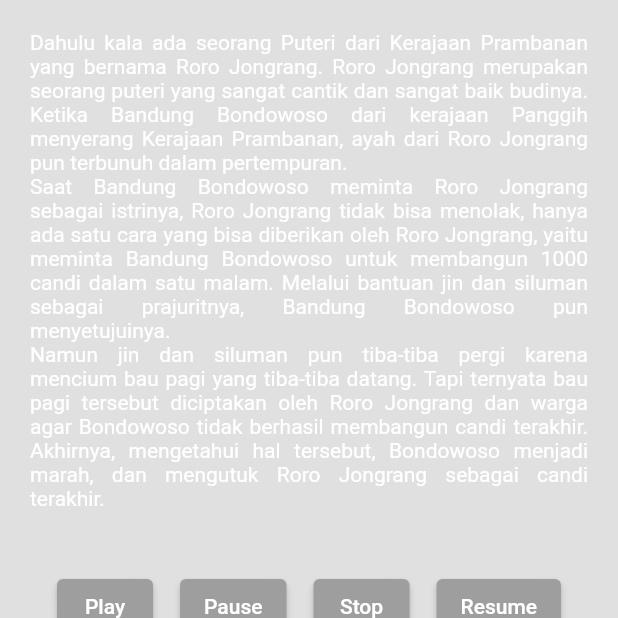
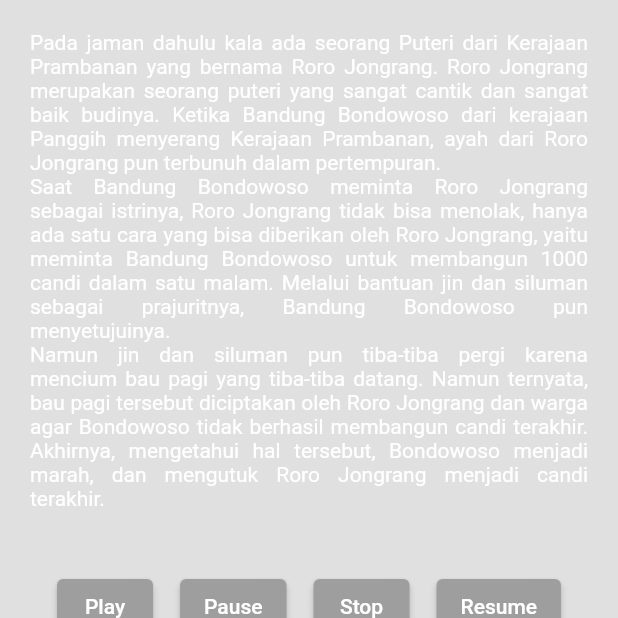
Before and after one commit to 112358Sean/Cerita_Rakyat, a Flutter app: the screen it shows after launch, after a tap on "Play", on a phone screen of 412 x 824 dp, the top half of it. Run offline on Flutter 3.47's test engine with Material 2 defaults, Android fonts, the phone set to English and light mode, and no system bars; our stand-ins replace audioplayers; network calls fail.

Commit message:
change audio

```diff
--- a/lib/main.dart
+++ b/lib/main.dart
@@ -49,7 +49,7 @@ class _MyAppState extends State<MyApp> {
               child: Column(
                 children: [
                   const Text(
-                    "   Dahulu kala ada seorang Puteri dari Kerajaan Prambanan yang bernama Roro Jongrang. Roro Jongrang merupakan seorang puteri yang sangat cantik dan sangat baik budinya. Ketika Bandung Bondowoso dari kerajaan Panggih menyerang Kerajaan Prambanan, ayah dari Roro Jongrang pun terbunuh dalam pertempuran.",
+                    "   Pada jaman dahulu kala ada seorang Puteri dari Kerajaan Prambanan yang bernama Roro Jongrang. Roro Jongrang merupakan seorang puteri yang sangat cantik dan sangat baik budinya. Ketika Bandung Bondowoso dari kerajaan Panggih menyerang Kerajaan Prambanan, ayah dari Roro Jongrang pun terbunuh dalam pertempuran.",
                     style: TextStyle(color: Colors.white),
                     textAlign: TextAlign.justify,
                   ),
@@ -59,7 +59,7 @@ class _MyAppState extends State<MyApp> {
                     textAlign: TextAlign.justify,
                   ),
                   const Text(
-                    "   Namun jin dan siluman pun tiba-tiba pergi karena mencium bau pagi yang tiba-tiba datang. Tapi ternyata bau pagi tersebut diciptakan oleh Roro Jongrang dan warga agar Bondowoso tidak berhasil membangun candi terakhir. Akhirnya, mengetahui hal tersebut, Bondowoso menjadi marah, dan mengutuk Roro Jongrang sebagai candi terakhir.",
+                    "   Namun jin dan siluman pun tiba-tiba pergi karena mencium bau pagi yang tiba-tiba datang. Namun ternyata, bau pagi tersebut diciptakan oleh Roro Jongrang dan warga agar Bondowoso tidak berhasil membangun candi terakhir. Akhirnya, mengetahui hal tersebut, Bondowoso menjadi marah, dan mengutuk Roro Jongrang menjadi candi terakhir.",
                     style: TextStyle(color: Colors.white),
                     textAlign: TextAlign.justify,
                   ),
@@ -79,7 +79,7 @@ class _MyAppState extends State<MyApp> {
                         ElevatedButton(
                           onPressed: () async {
                             await audioPlayer.play(
-                                "https://drive.google.com/u/0/uc?id=1vfWdot_UXpu9H4O9ENX2Z82gpR9wO0z1&export=download");
+                                "https://drive.google.com/u/0/uc?id=1k6i4diq7eFeLawEimqCvRxlS0WWvMJPB&export=download");
                           },
                           child: const Text("Play"),
                           style: ElevatedButton.styleFrom(
--- a/pubspec.yaml
+++ b/pubspec.yaml
@@ -60,7 +60,7 @@ flutter:
 
   # To add assets to your application, add an assets section, like this:
   assets:
-    - assets/sound/
+    - assets/sound/SuaraRekaman.mp3
   #   - images/a_dot_burr.jpeg
   #   - images/a_dot_ham.jpeg
 
```
Also changed, not shown: 2 other files.
